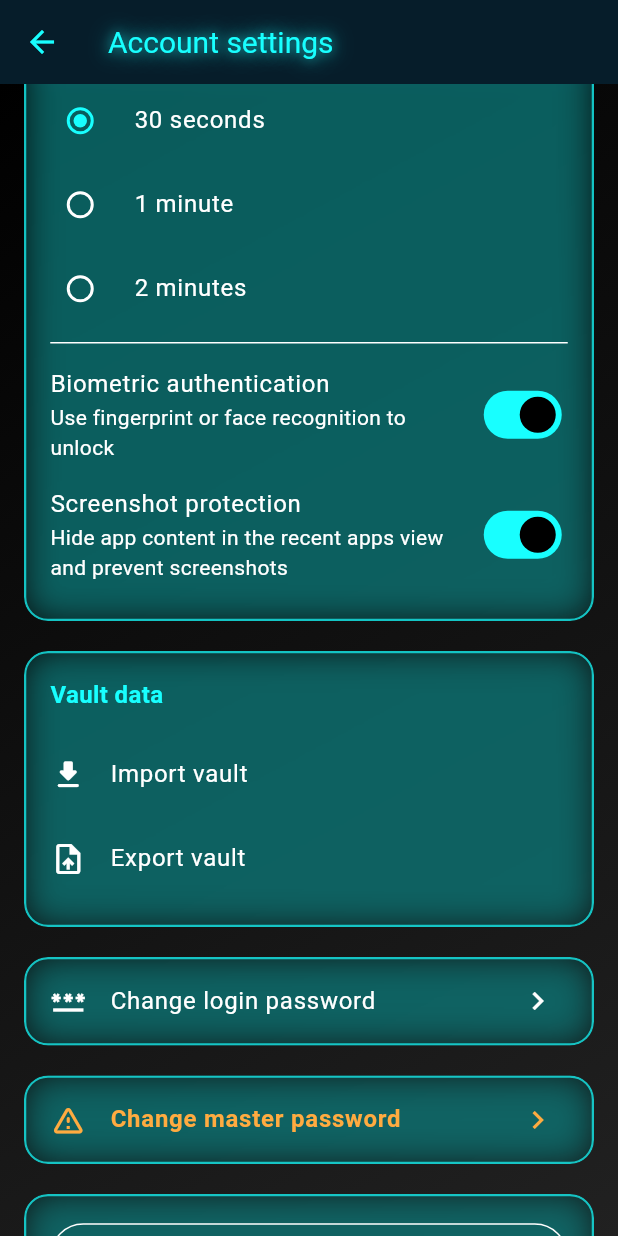
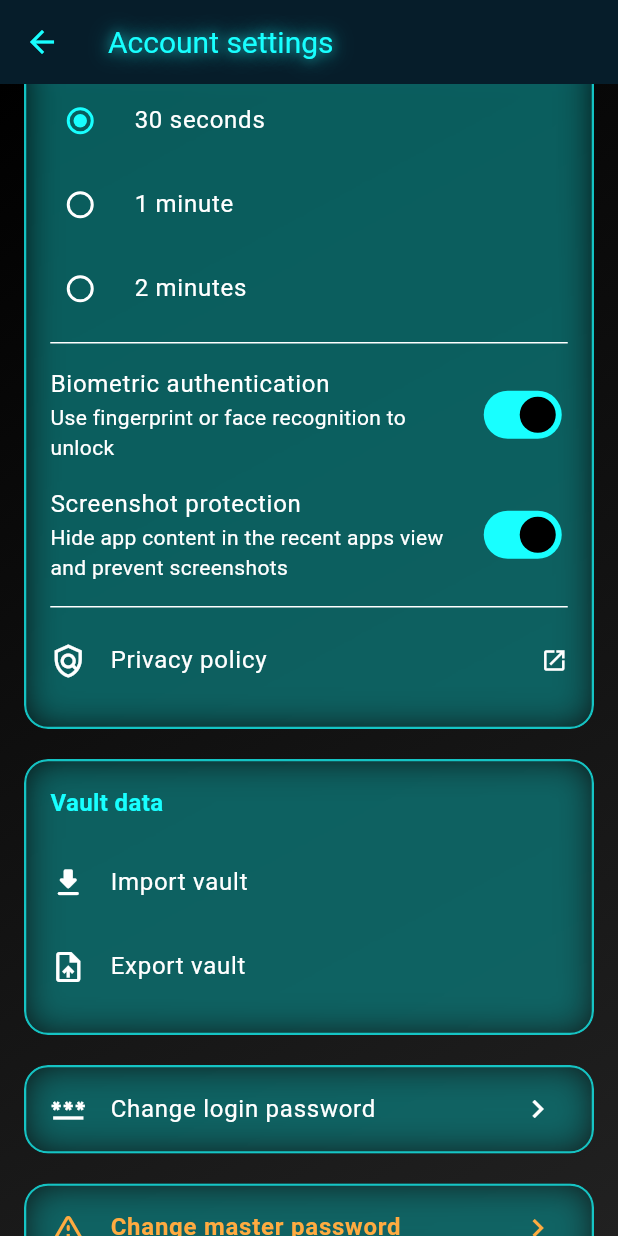
Before and after one commit to powksy94/PasswordMobileApp, a Flutter app: the AccountSettingsPage screen opened by its route, scrolled down 576 dp, on a phone screen of 412 x 824 dp. Run offline on Flutter 3.47's test engine with Material 3 defaults, Android fonts, the phone set to English and light mode, and no system bars; our stand-ins replace dio, file_picker, firebase_core, firebase_messaging, flutter_local_notifications, flutter_secure_storage and 4 more; missing offline and left inert: biometric_storage, encrypt, pointycastle, screen_protector; accounts and stored records are empty.

Commit message:
feat(settings): add localized privacy policy link

```diff
--- a/lib/features/settings/widgets/privacy_settings_panel.dart
+++ b/lib/features/settings/widgets/privacy_settings_panel.dart
@@ -1,6 +1,8 @@
 import 'package:flutter/material.dart';
 import 'package:screen_protector/screen_protector.dart';
+import 'package:url_launcher/url_launcher.dart';
 import '../../../shared/widgets/common/glass_panel.dart';
+import '../../../shared/utils/legal_urls.dart';
 import '../../../l10n/app_localizations.dart';
 import '../services/settings_service.dart';
 
@@ -120,6 +122,17 @@ class _PrivacySettingsPanelState extends State<PrivacySettingsPanel> {
               value: _maskInBackground,
               onChanged: _setMaskInBackground,
             ),
+            const Divider(),
+            ListTile(
+              contentPadding: EdgeInsets.zero,
+              leading: const Icon(Icons.policy_outlined),
+              title: Text(l.linkPrivacyPolicy),
+              trailing: const Icon(Icons.open_in_new, size: 18),
+              onTap: () => launchUrl(
+                Uri.parse(privacyPolicyUrl(context)),
+                mode: LaunchMode.externalApplication,
+              ),
+            ),
           ],
         ],
       ),
--- a/lib/l10n/app_en.arb
+++ b/lib/l10n/app_en.arb
@@ -142,6 +142,7 @@
   "subtitleBiometricToggle": "Use fingerprint or face recognition to unlock",
   "titleScreenMasking": "Screenshot protection",
   "subtitleScreenMasking": "Hide app content in the recent apps view and prevent screenshots",
+  "linkPrivacyPolicy": "Privacy policy",
 
   "titleChangeMasterPassword": "Change master password",
   "warningChangeMasterPasswordTitle": "Critical, irreversible action",
--- a/lib/l10n/app_es.arb
+++ b/lib/l10n/app_es.arb
@@ -142,6 +142,7 @@
   "subtitleBiometricToggle": "Usar huella digital o reconocimiento facial para desbloquear",
   "titleScreenMasking": "Protección contra capturas de pantalla",
   "subtitleScreenMasking": "Ocultar el contenido de la app en el multitarea y evitar capturas de pantalla",
+  "linkPrivacyPolicy": "Política de privacidad",
 
   "titleChangeMasterPassword": "Cambiar la contraseña maestra",
   "warningChangeMasterPasswordTitle": "Acción crítica e irreversible",
--- a/lib/l10n/app_fr.arb
+++ b/lib/l10n/app_fr.arb
@@ -142,6 +142,7 @@
   "subtitleBiometricToggle": "Utiliser l'empreinte digitale ou la reconnaissance faciale pour déverrouiller",
   "titleScreenMasking": "Masquage anti-capture d'écran",
   "subtitleScreenMasking": "Masquer le contenu de l'application dans le multitâche et empêcher les captures d'écran",
+  "linkPrivacyPolicy": "Politique de confidentialité",
 
   "titleChangeMasterPassword": "Changer le mot de passe maître",
   "warningChangeMasterPasswordTitle": "Action critique et irréversible",
--- a/lib/l10n/app_localizations.dart
+++ b/lib/l10n/app_localizations.dart
@@ -820,6 +820,12 @@ abstract class AppLocalizations {
   /// **'Hide app content in the recent apps view and prevent screenshots'**
   String get subtitleScreenMasking;
 
+  /// No description provided for @linkPrivacyPolicy.
+  ///
+  /// In en, this message translates to:
+  /// **'Privacy policy'**
+  String get linkPrivacyPolicy;
+
   /// No description provided for @titleChangeMasterPassword.
   ///
   /// In en, this message translates to:
--- a/lib/l10n/app_localizations_en.dart
+++ b/lib/l10n/app_localizations_en.dart
@@ -378,6 +378,9 @@ class AppLocalizationsEn extends AppLocalizations {
       'Hide app content in the recent apps view and prevent screenshots';
 
   @override
+  String get linkPrivacyPolicy => 'Privacy policy';
+
+  @override
   String get titleChangeMasterPassword => 'Change master password';
 
   @override
--- a/lib/l10n/app_localizations_es.dart
+++ b/lib/l10n/app_localizations_es.dart
@@ -381,6 +381,9 @@ class AppLocalizationsEs extends AppLocalizations {
       'Ocultar el contenido de la app en el multitarea y evitar capturas de pantalla';
 
   @override
+  String get linkPrivacyPolicy => 'Política de privacidad';
+
+  @override
   String get titleChangeMasterPassword => 'Cambiar la contraseña maestra';
 
   @override
--- a/lib/l10n/app_localizations_fr.dart
+++ b/lib/l10n/app_localizations_fr.dart
@@ -381,6 +381,9 @@ class AppLocalizationsFr extends AppLocalizations {
       'Masquer le contenu de l\'application dans le multitâche et empêcher les captures d\'écran';
 
   @override
+  String get linkPrivacyPolicy => 'Politique de confidentialité';
+
+  @override
   String get titleChangeMasterPassword => 'Changer le mot de passe maître';
 
   @override
--- a/pubspec.yaml
+++ b/pubspec.yaml
@@ -1,6 +1,6 @@
 name: password_mobile_app
 description: Password manager with AES-256 encrypted vault, biometric unlock and secure export.
-version: 1.1.1+5
+version: 1.1.11+6
 
 environment:
   sdk: ">=3.0.0 <4.0.0"
@@ -31,6 +31,7 @@ dependencies:
   file_picker: ^10.3.7
   google_mobile_ads: ^5.3.0
   screen_protector: ^1.5.2
+  url_launcher: ^6.3.0
 
 dev_dependencies:
   flutter_test:
```
Also changed, not shown: lib/shared/utils/legal_urls.dart (added, +12 -0 lines), pubspec.lock, 1 other file.
